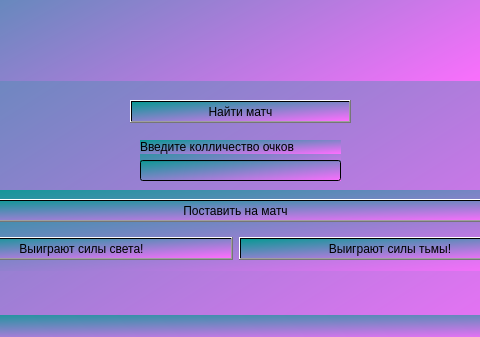
Before: the Qt Designer form dota2predict.ui in BruSeLY/pyqt5Dota2predict, drawn with Qt 5; both pictures show x 220 to 700 and y 260 to 597 of the 902 by 597 pixel window.
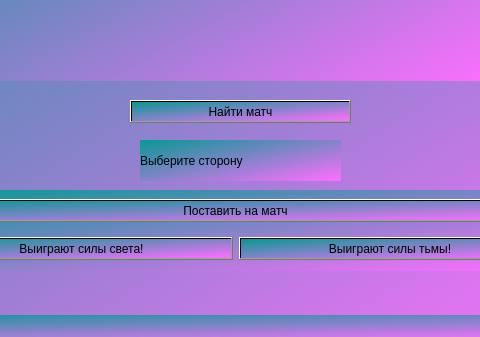
After: the same form once the commit is applied.

What changed in the file:
```diff
--- a/dota2predict.ui
+++ b/dota2predict.ui
@@ -56,16 +56,13 @@
      <item>
       <widget class="QLabel" name="label_warning">
        <property name="text">
-        <string>Введите колличество очков</string>
+        <string>Выберите сторону</string>
        </property>
        <property name="scaledContents">
         <bool>false</bool>
        </property>
       </widget>
      </item>
-     <item>
-      <widget class="QLineEdit" name="input_bet"/>
-     </item>
     </layout>
    </widget>
    <widget class="QWidget" name="layoutWidget">
```
